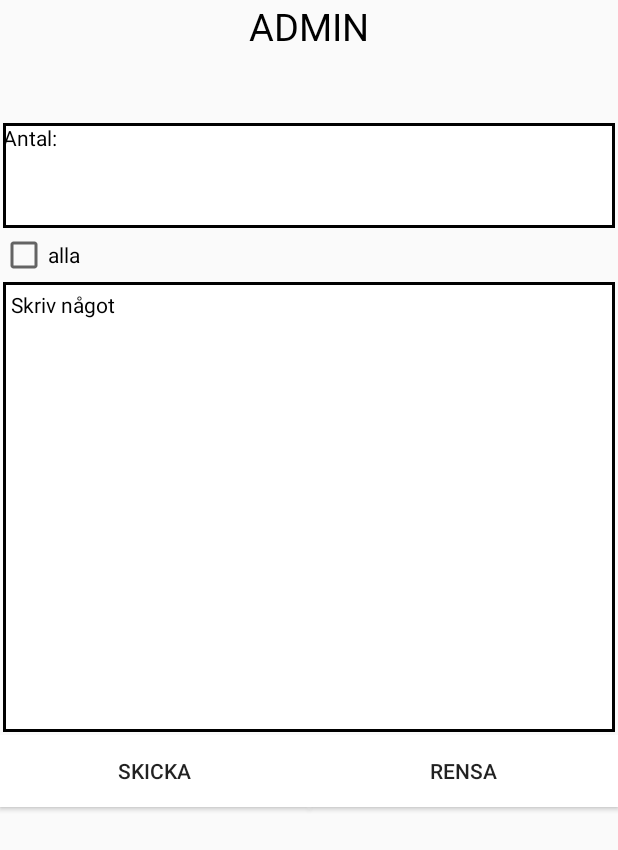
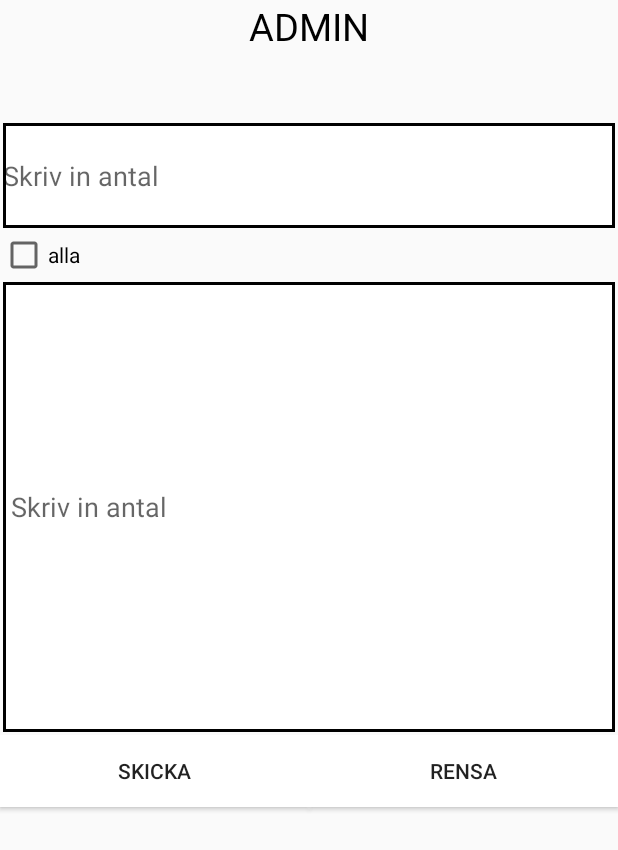
Before and after one commit to aysterberi/SatansDemokratiAdmin, an Android app: the screen it shows after launch (MainActivity), on a phone screen of 412 x 824 dp. Shown: the top 850 px of the screen. Run offline under Robolectric (Android 15) with nearby library versions, the phone set to English and light mode, and no system bars.

Commit message:
Satt upp lite, fixat textvyer så det är edittext, submit knapp sparar värdena, lirat smått med databas con och liknande.

```diff
--- a/app/build.gradle
+++ b/app/build.gradle
@@ -24,4 +24,7 @@ dependencies {
     testCompile 'junit:junit:4.12'
     compile 'com.android.support:appcompat-v7:23.2.1'
     compile 'com.android.support:design:23.2.1'
+    compile 'com.google.android.gms:play-services-appindexing:8.1.0'
+    compile 'com.squareup.okhttp3:okhttp:3.2.0'
+
 }
--- a/app/src/main/AndroidManifest.xml
+++ b/app/src/main/AndroidManifest.xml
@@ -17,7 +17,11 @@
 
                 <category android:name="android.intent.category.LAUNCHER" />
             </intent-filter>
-        </activity>
+        </activity><!-- ATTENTION: This was auto-generated to add Google Play services to your project for
+     App Indexing.  See https://g.co/AppIndexing/AndroidStudio for more information. -->
+        <meta-data
+            android:name="com.google.android.gms.version"
+            android:value="@integer/google_play_services_version" />
     </application>
 
 </manifest>
--- a/app/src/main/java/com/example/lisalesse/satansdemokratiadmin/MainActivity.java
+++ b/app/src/main/java/com/example/lisalesse/satansdemokratiadmin/MainActivity.java
@@ -1,6 +1,8 @@
 package com.example.lisalesse.satansdemokratiadmin;
 
+import android.net.Uri;
 import android.os.Bundle;
+import android.preference.CheckBoxPreference;
 import android.support.design.widget.FloatingActionButton;
 import android.support.design.widget.Snackbar;
 import android.support.v7.app.AppCompatActivity;
@@ -8,14 +10,51 @@ import android.support.v7.widget.Toolbar;
 import android.view.View;
 import android.view.Menu;
 import android.view.MenuItem;
+import android.widget.Button;
+import android.widget.CheckBox;
+import android.widget.EditText;
+import android.widget.RadioGroup;
+import android.widget.TextView;
+
+import com.google.android.gms.appindexing.Action;
+import com.google.android.gms.appindexing.AppIndex;
+import com.google.android.gms.common.api.GoogleApiClient;
+
+import org.json.JSONArray;
+import org.json.JSONObject;
 
 public class MainActivity extends AppCompatActivity {
+
 
     @Override
     protected void onCreate(Bundle savedInstanceState) {
         super.onCreate(savedInstanceState);
         setContentView(R.layout.activity_main);
-    }
+        //final DBHandler dbHandler = new DBHandler();
+        Button Skicka = (Button) findViewById(R.id.button_skicka);
+        final EditText textRutan = (EditText) findViewById(R.id.messagebox);
+        final EditText Antalen = (EditText) findViewById(R.id.antal);
+        final CheckBox checkBoxen = (CheckBox) findViewById(R.id.checkalla);
+
+        assert Skicka != null;
+        Skicka.setOnClickListener(new View.OnClickListener() {
+                public void onClick(View v) {
+
+                    String meddelande = textRutan.getText().toString();
+                    //Boolean checked = checkBoxen.isChecked();
+                    String antal = Antalen.getText().toString();
+                    System.out.println("meddelande: "+meddelande+" antal: "+antal);
+
+
+                   // dbHandler.postMessageToDb(titel, meddelande, antal);
+                }
+
+            });
+        };
+
+
+
+
 
     @Override
     public boolean onCreateOptionsMenu(Menu menu) {
@@ -23,6 +62,7 @@ public class MainActivity extends AppCompatActivity {
         getMenuInflater().inflate(R.menu.menu_main, menu);
         return true;
     }
+
 
     @Override
     public boolean onOptionsItemSelected(MenuItem item) {
@@ -38,4 +78,7 @@ public class MainActivity extends AppCompatActivity {
 
         return super.onOptionsItemSelected(item);
     }
+
+
+
 }
--- a/app/src/main/res/layout/activity_main.xml
+++ b/app/src/main/res/layout/activity_main.xml
@@ -20,14 +20,15 @@
         android:textColor="@color/colorPrimaryDark"
         android:textSize="25sp"/>
 
-    <TextView
+    <EditText
         android:background="@drawable/back"
         android:id="@+id/antal"
         android:layout_below="@+id/rubrik"
         android:layout_width="match_parent"
         android:layout_height="70dp"
         android:layout_margin="2dp"
-        android:text="Antal: "
+        android:inputType="text"
+        android:hint="Skriv in antal"
         android:textColor="@color/colorPrimaryDark"/>
 
     <CheckBox
@@ -37,7 +38,7 @@
         android:layout_width="wrap_content"
         android:layout_height="wrap_content"/>
 
-    <TextView
+    <EditText
         android:background="@drawable/back"
         android:padding="5dp"
         android:id="@+id/messagebox"
@@ -45,8 +46,9 @@
         android:layout_width="match_parent"
         android:layout_height="300dp"
         android:layout_margin="2dp"
+        android:inputType="text"
         android:textColor="@color/colorPrimaryDark"
-        android:text="Skriv något"/>
+        android:hint="Skriv in antal"/>
 
     <LinearLayout
         android:layout_below="@id/messagebox"
```
Also changed, not shown: app/src/main/java/com/example/lisalesse/satansdemokratiadmin/DBHandler.java (added, +41 -0 lines), app/src/main/java/com/example/lisalesse/satansdemokratiadmin/MessageModel.java (added, +51 -0 lines), 3 other files.
